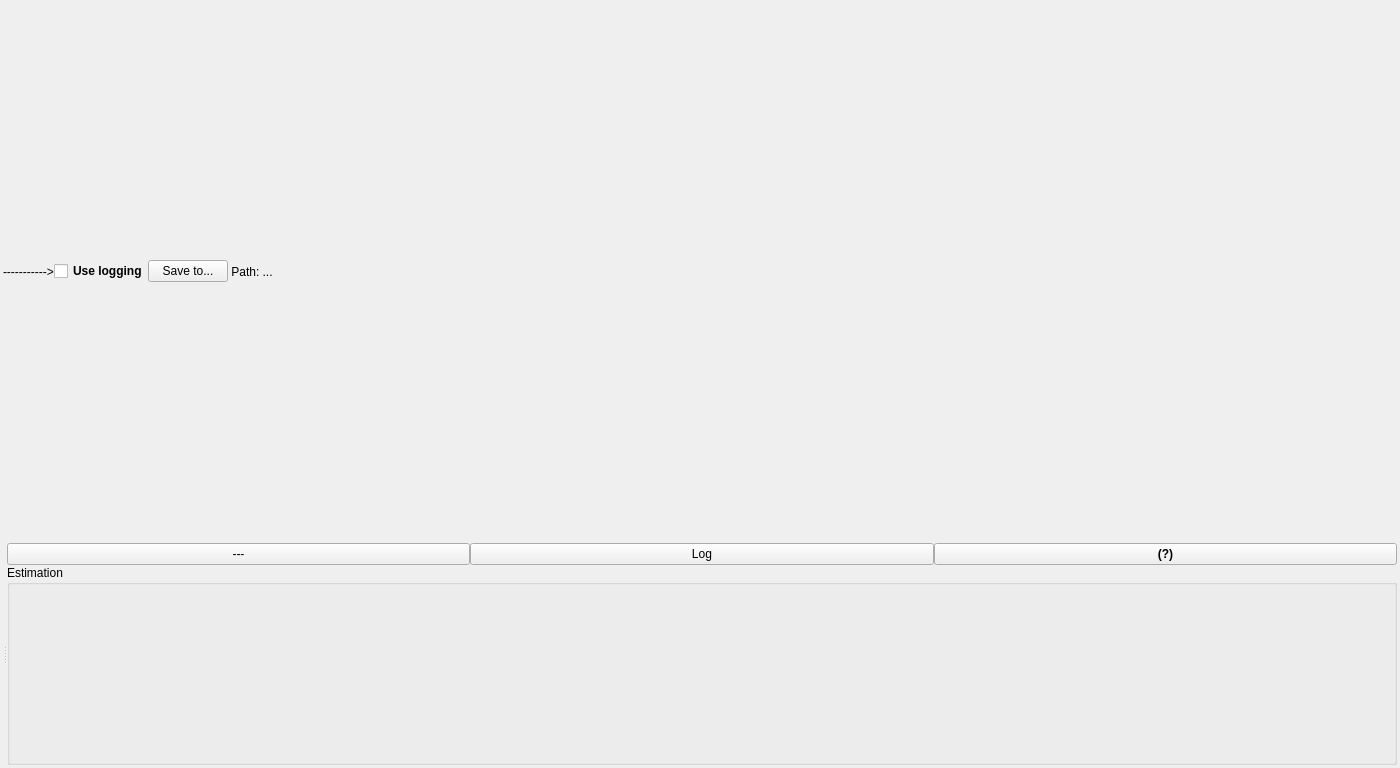
First picture: the form in mainwindow.ui, repository anatoltrush/OscillO, before the edit.
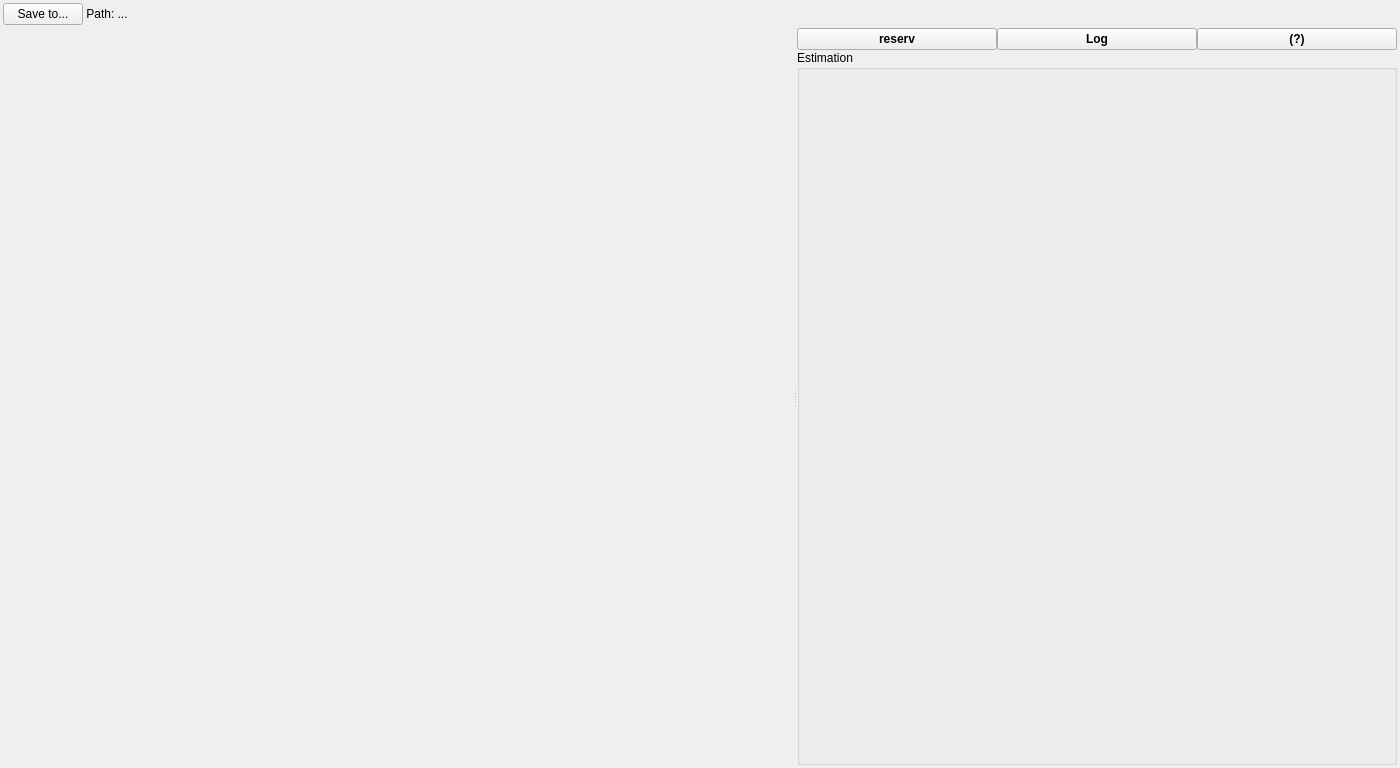
Second picture: the form after the edit.

Diff of the .ui file:
```diff
--- a/mainwindow.ui
+++ b/mainwindow.ui
@@ -63,13 +63,25 @@
           </property>
           <item>
            <widget class="QPushButton" name="pB0">
+            <property name="font">
+             <font>
+              <weight>75</weight>
+              <bold>true</bold>
+             </font>
+            </property>
             <property name="text">
-             <string>---</string>
+             <string>reserv</string>
             </property>
            </widget>
           </item>
           <item>
            <widget class="QPushButton" name="pBLogger">
+            <property name="font">
+             <font>
+              <weight>75</weight>
+              <bold>true</bold>
+             </font>
+            </property>
             <property name="text">
              <string>Log</string>
             </property>
@@ -79,6 +91,7 @@
            <widget class="QPushButton" name="pBInfo">
             <property name="font">
              <font>
+              <weight>75</weight>
               <bold>true</bold>
              </font>
             </property>
@@ -99,8 +112,8 @@
           </property>
           <property name="maximumSize">
            <size>
-            <width>16777215</width>
-            <height>200</height>
+            <width>600</width>
+            <height>4000</height>
            </size>
           </property>
           <property name="title">
@@ -120,37 +133,6 @@
       <property name="sizeConstraint">
        <enum>QLayout::SetMinimumSize</enum>
       </property>
-      <item>
-       <widget class="QLabel" name="label">
-        <property name="sizePolicy">
-         <sizepolicy hsizetype="Fixed" vsizetype="Preferred">
-          <horstretch>0</horstretch>
-          <verstretch>0</verstretch>
-         </sizepolicy>
-        </property>
-        <property name="text">
-         <string>-----------&gt;</string>
-        </property>
-       </widget>
-      </item>
-      <item>
-       <widget class="QCheckBox" name="cBUseLog">
-        <property name="sizePolicy">
-         <sizepolicy hsizetype="Fixed" vsizetype="Fixed">
-          <horstretch>0</horstretch>
-          <verstretch>0</verstretch>
-         </sizepolicy>
-        </property>
-        <property name="font">
-         <font>
-          <bold>true</bold>
-         </font>
-        </property>
-        <property name="text">
-         <string>Use logging</string>
-        </property>
-       </widget>
-      </item>
       <item>
        <widget class="QPushButton" name="pBDirSaveData">
         <property name="sizePolicy">
```
Left out of the diff: 2 changed lines with no effect on the pictures.
